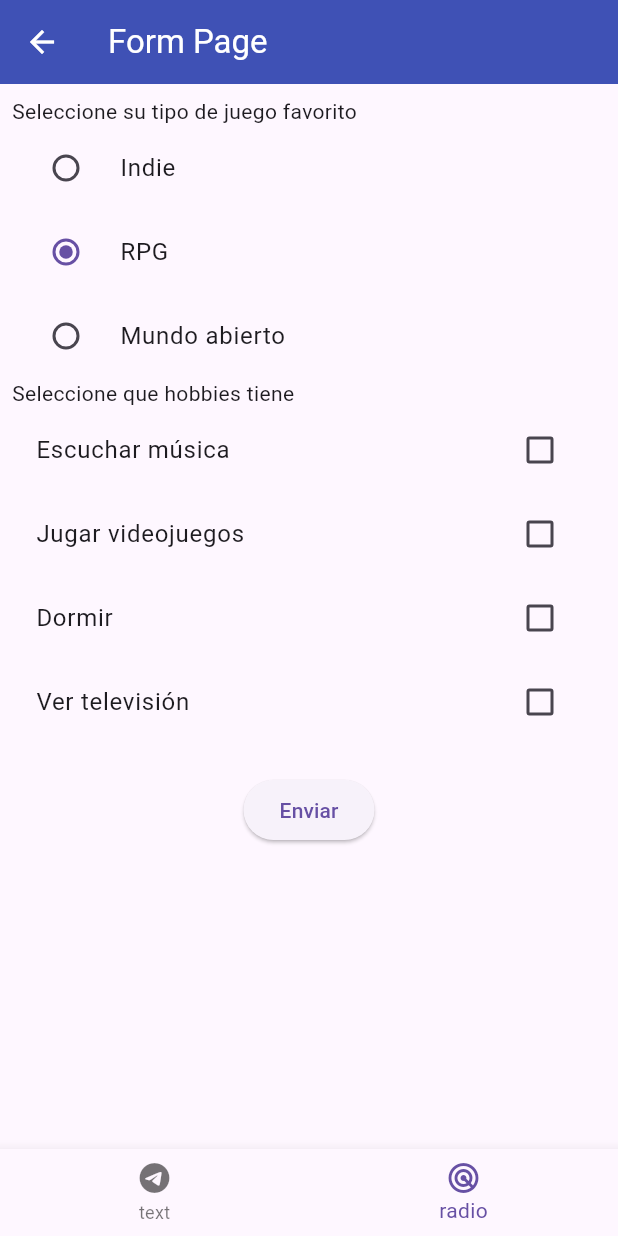
After one commit to Andressalasf/Primer_Parcial_Disp_Movil, a Flutter app: the FormScreen screen opened by its route, item 2 of the bottom bar chosen, after a tap on "RPG", on a phone screen of 412 x 824 dp. The commit adds this screen. Run offline on Flutter 3.47's test engine with Material 3 defaults, Android fonts, the phone set to English and light mode, and no system bars.

Commit message:
Se agregó todo lo relacionado al form

```diff
--- a/lib/config/router/router.dart
+++ b/lib/config/router/router.dart
@@ -1,19 +1,25 @@
-
 import 'package:primer_parcial_disp_moviles/config/router/app_router.dart';
 import 'package:flutter/material.dart';
+import 'package:primer_parcial_disp_moviles/presentation/screens/screen.dart';
 import 'package:primer_parcial_disp_moviles/presentation/screens/home/home.dart';
-class Routers{
 
+class Routers {
   static final List<AppRouter> pages = [
-
-        AppRouter(path: "/",
+    AppRouter(
+      path: "/",
       title: "Home",
       description: "Home page",
       icon: Icons.home,
-          context: (context) => const HomeScreen()
+      context: (context) => const HomeScreen(),
     ),
-
+    AppRouter(
+      path: "form",
+      title: "Form",
+      description: "Form page",
+      icon: Icons.note_alt,
+      context: (context) => const FormScreen(),
+    ),
   ];
 
-  static router() => { for (var page in pages) page.path: page.context};
+  static router() => {for (var page in pages) page.path: page.context};
 }
--- a/lib/presentation/screens/form/form.dart
+++ b/lib/presentation/screens/form/form.dart
@@ -0,0 +1,37 @@
+import 'package:flutter/material.dart';
+import 'package:primer_parcial_disp_moviles/presentation/screens/screen.dart';
+
+class FormScreen extends StatefulWidget {
+  const FormScreen({super.key});
+
+  @override
+  State<FormScreen> createState() => _FormScreenState();
+}
+
+class _FormScreenState extends State<FormScreen> {
+  final List<Widget> _elementos = <Widget>[TextScreen(), RadioScreen()];
+  int _indicador = 0;
+  @override
+  Widget build(BuildContext context) {
+    return Scaffold(
+      appBar: AppBar(
+        title: Text("Form Page", style: TextStyle(color: Colors.white)),
+        backgroundColor: Colors.indigo,
+        iconTheme: IconThemeData(color: Colors.white),
+      ),
+      body: _elementos[_indicador],
+      bottomNavigationBar: BottomNavigationBar(
+        currentIndex: _indicador,
+        onTap: (value) {
+          setState(() {
+            _indicador = value;
+          });
+        },
+        items: [
+          BottomNavigationBarItem(icon: Icon(Icons.telegram), label: "text"),
+          BottomNavigationBarItem(icon: Icon(Icons.radar), label: "radio"),
+        ],
+      ),
+    );
+  }
+}
--- /dev/null
+++ b/lib/presentation/screens/form/radio/radio.dart
@@ -0,0 +1,107 @@
+import 'package:flutter/material.dart';
+
+class RadioScreen extends StatefulWidget {
+  const RadioScreen({super.key});
+
+  @override
+  State<RadioScreen> createState() => _RadioScreenState();
+}
+
+class _RadioScreenState extends State<RadioScreen> {
+  String _juegos = "Indie";
+  bool _ltnmusic = false;
+  bool _playvg = false;
+  bool _sleep = false;
+  bool _wttv = false;
+
+  @override
+  Widget build(BuildContext context) {
+    return Scaffold(
+      body: Padding(
+        padding: EdgeInsets.all(8.0),
+        child: Column(
+          crossAxisAlignment: CrossAxisAlignment.start,
+          children: [
+            Text("Seleccione su tipo de juego favorito"),
+            RadioListTile(
+              title: Text("Indie"),
+              value: "Indie",
+              groupValue: _juegos,
+              onChanged: (value) {
+                setState(() {
+                  _juegos = value ?? "";
+                });
+              },
+            ),
+            RadioListTile(
+              title: Text("RPG"),
+              value: "RPG",
+              groupValue: _juegos,
+              onChanged: (value) {
+                setState(() {
+                  _juegos = value ?? "";
+                });
+              },
+            ),
+            RadioListTile(
+              title: Text("Mundo abierto"),
+              value: "Mundo abierto",
+              groupValue: _juegos,
+              onChanged: (value) {
+                setState(() {
+                  _juegos = value ?? "";
+                });
+              },
+            ),
+
+            const Text("Seleccione que hobbies tiene"),
+            CheckboxListTile(
+              title: Text("Escuchar música"),
+              value: _ltnmusic,
+              onChanged: (value) {
+                setState(() {
+                  _ltnmusic = value!;
+                });
+              },
+            ),
+            CheckboxListTile(
+              title: Text("Jugar videojuegos"),
+              value: _playvg,
+              onChanged: (value) {
+                setState(() {
+                  _playvg = value!;
+                });
+              },
+            ),
+            CheckboxListTile(
+              title: Text("Dormir"),
+              value: _sleep,
+              onChanged: (value) {
+                setState(() {
+                  _sleep = value!;
+                });
+              },
+            ),
+            CheckboxListTile(
+              title: Text("Ver televisión"),
+              value: _wttv,
+              onChanged: (value) {
+                setState(() {
+                  _wttv = value!;
+                });
+              },
+            ),
+            const SizedBox(height: 20, child: Text("")),
+
+            Center(
+              child: ElevatedButton(
+                onPressed: () {},
+                child: const Text("Enviar"),
+              ),
+            ),
+          ],
+        ),
+      ),
+    );
+  }
+}
--- /dev/null
+++ b/lib/presentation/screens/form/text/text.dart
@@ -0,0 +1,60 @@
+import 'package:flutter/material.dart';
+import 'package:flutter/widgets.dart';
+
+class TextScreen extends StatefulWidget {
+  const TextScreen({super.key});
+
+  @override
+  State<TextScreen> createState() => _TextScreenState();
+}
+
+class _TextScreenState extends State<TextScreen> {
+  void send() {
+    print(_nameController.text);
+    print(_lastnameController.text);
+  }
+
+  final _formkey = GlobalKey<FormState>();
+  final TextEditingController _nameController = TextEditingController();
+  final TextEditingController _lastnameController = TextEditingController();
+  @override
+  Widget build(BuildContext context) {
+    return Scaffold(
+      body: SingleChildScrollView(
+        child: Container(
+          margin: EdgeInsets.symmetric(vertical: 8.0, horizontal: 16.0),
+          child: Form(
+            key: _formkey,
+            child: Column(
+              children: [
+                TextFormField(
+                  controller: _nameController,
+                  decoration: InputDecoration(
+                    labelText: "Digite Nombre",
+                    icon: Icon(Icons.account_circle_outlined),
+                  ),
+                ),
+                SizedBox(height: 30),
+                TextFormField(
+                  controller: _lastnameController,
+                  decoration: InputDecoration(
+                    labelText: "Digite Apellido",
+                    icon: Icon(Icons.account_circle_outlined),
+                  ),
+                ),
+                const SizedBox(height: 20, child: Text("")),
+
+                Center(
+                  child: ElevatedButton(
+                    onPressed: () {},
+                    child: const Text("Enviar"),
+                  ),
+                ),
+              ],
+            ),
+          ),
+        ),
+      ),
+    );
+  }
+}
--- a/lib/presentation/screens/screen.dart
+++ b/lib/presentation/screens/screen.dart
@@ -1 +1,4 @@
 export 'package:primer_parcial_disp_moviles/presentation/screens/home/home.dart';
+export 'package:primer_parcial_disp_moviles/presentation/screens/form/form.dart';
+export 'package:primer_parcial_disp_moviles/presentation/screens/form/text/text.dart';
+export 'package:primer_parcial_disp_moviles/presentation/screens/form/radio/radio.dart';
```
Lines whose indentation alone changed are shown as unchanged.
